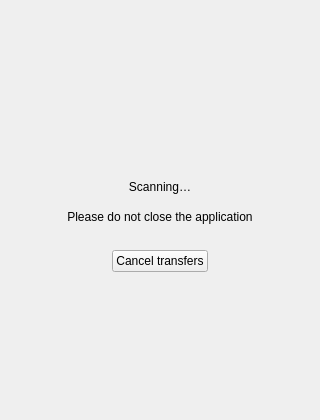
meganz/MEGAsync, file src/MEGASync/gui/win/ScanningWidget.ui: the form before one commit.
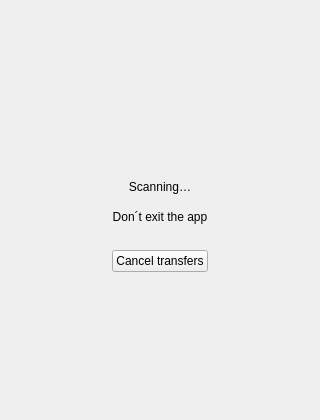
The form after the commit.

Diff of the .ui file:
```diff
--- a/src/MEGASync/gui/win/ScanningWidget.ui
+++ b/src/MEGASync/gui/win/ScanningWidget.ui
@@ -109,7 +109,7 @@
    <item>
     <widget class="QLabel" name="lExplanation">
      <property name="text">
-      <string>Please do not close the application</string>
+      <string>Don´t exit the app</string>
      </property>
      <property name="alignment">
       <set>Qt::AlignCenter</set>
```
